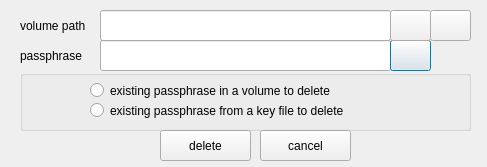
Qt form luksdeletekey.ui (mhogomchungu/zuluCrypt) before a commit.
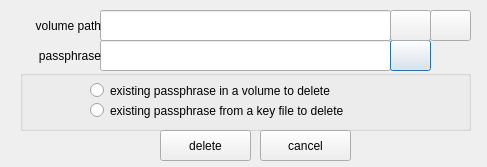
The same form after that commit.

Diff of the .ui file:
```diff
--- a/luksdeletekey.ui
+++ b/luksdeletekey.ui
@@ -41,6 +41,9 @@
    <property name="text">
     <string>passphrase</string>
    </property>
+   <property name="alignment">
+    <set>Qt::AlignRight|Qt::AlignTrailing|Qt::AlignVCenter</set>
+   </property>
   </widget>
   <widget class="QGroupBox" name="groupBox">
    <property name="geometry">
@@ -145,6 +148,9 @@
    <property name="text">
     <string>volume path</string>
    </property>
+   <property name="alignment">
+    <set>Qt::AlignRight|Qt::AlignTrailing|Qt::AlignVCenter</set>
+   </property>
   </widget>
   <widget class="QPushButton" name="pushButtonOpenVolume">
    <property name="geometry">
```
